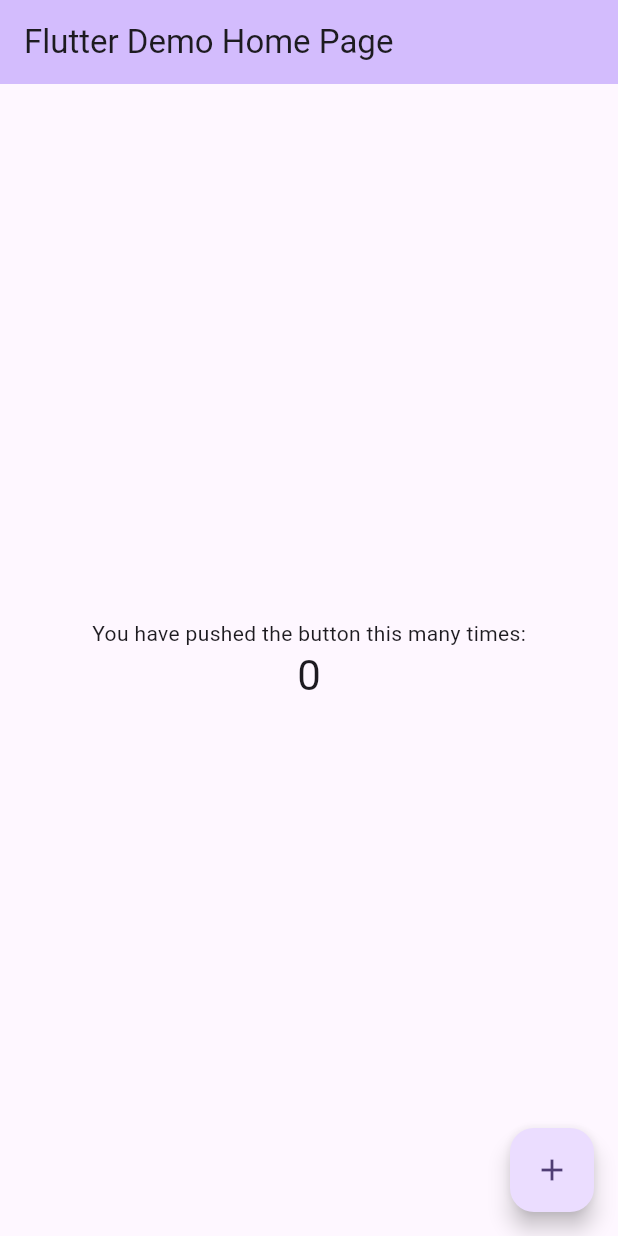
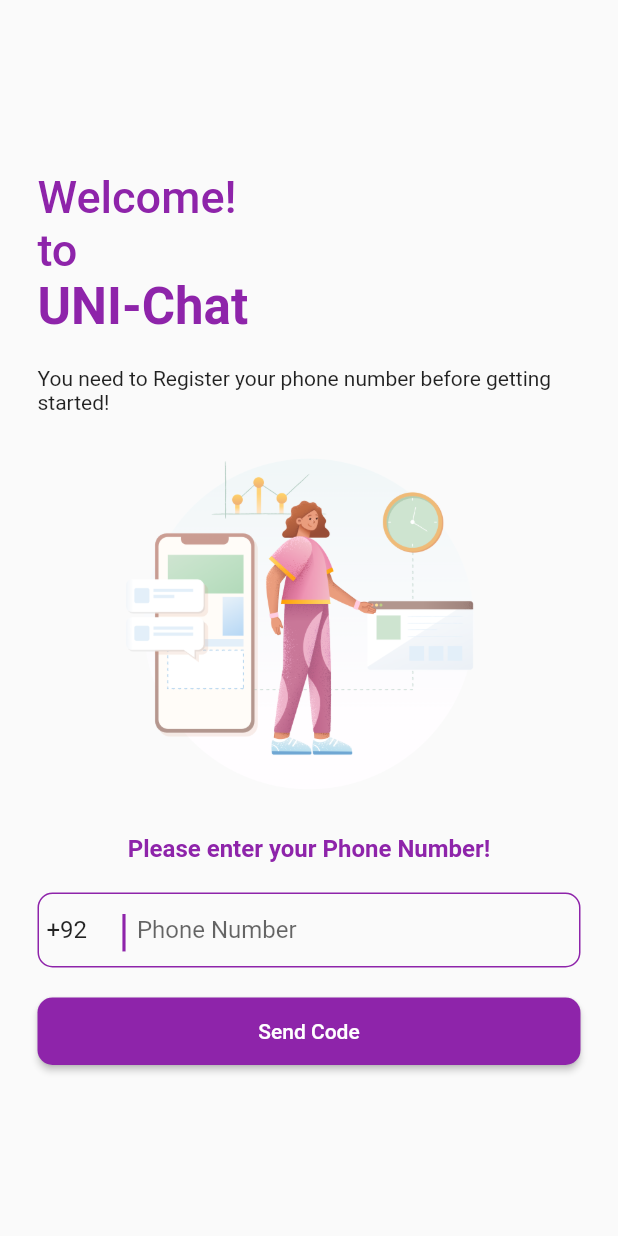
Before and after one commit to SyedFrazAli/uniChatFirebase, a Flutter app: the screen it shows after launch, on a phone screen of 412 x 824 dp. Run offline on Flutter 3.47's test engine with Material 2 defaults, Android fonts, the phone set to English and light mode, and no system bars; our stand-ins replace firebase_auth, firebase_core, flutter_dotenv, pinput; missing offline and left inert: zego_zimkit; accounts and stored records are empty.

Commit message:
recreated / reuploaded

```diff
--- a/unichat/lib/main.dart
+++ b/unichat/lib/main.dart
@@ -1,125 +1,82 @@
+// ignore_for_file: camel_case_types
+
+import 'package:firebase_auth/firebase_auth.dart';
+import 'package:firebase_core/firebase_core.dart';
 import 'package:flutter/material.dart';
+import 'package:unichat/config.dart';
+import 'package:unichat/home_screen.dart';
+import 'package:unichat/phone.dart';
+import 'package:zego_zimkit/zego_zimkit.dart';
+import 'firebase_options.dart';
 
-void main() {
-  runApp(const MyApp());
+void main() async {
+  WidgetsFlutterBinding.ensureInitialized();
+  await Firebase.initializeApp(
+    options: DefaultFirebaseOptions.currentPlatform,
+  );
+  await DataManagement.loadEnvFile;
+  final appId = DataManagement.getSecretData(StoredString.appId);
+  final appSignKey = DataManagement.getSecretData(StoredString.appSignKey);
+  await ZIMKit().init(
+    appID: int.parse(appId),
+    appSign: appSignKey,
+  );
+  runApp(const unichat());
 }
 
-class MyApp extends StatelessWidget {
-  const MyApp({super.key});
+class unichat extends StatefulWidget {
+  const unichat({super.key});
 
-  // This widget is the root of your application.
+  @override
+  State<unichat> createState() => _unichatState();
+}
+
+class _unichatState extends State<unichat> {
   @override
   Widget build(BuildContext context) {
     return MaterialApp(
-      title: 'Flutter Demo',
-      theme: ThemeData(
-        // This is the theme of your application.
-        //
-        // TRY THIS: Try running your application with "flutter run". You'll see
-        // the application has a blue toolbar. Then, without quitting the app,
-        // try changing the seedColor in the colorScheme below to Colors.green
-        // and then invoke "hot reload" (save your changes or press the "hot
-        // reload" button in a Flutter-supported IDE, or press "r" if you used
-        // the command line to start the app).
-        //
-        // Notice that the counter didn't reset back to zero; the application
-        // state is not lost during the reload. To reset the state, use hot
-        // restart instead.
-        //
-        // This works for code too, not just values: Most code changes can be
-        // tested with just a hot reload.
-        colorScheme: ColorScheme.fromSeed(seedColor: Colors.deepPurple),
-        useMaterial3: true,
+      debugShowCheckedModeBanner: false,
+      title: "Uni Chat",
+      builder: (context, child) => MediaQuery(
+        data: MediaQuery.of(context).copyWith(
+          textScaleFactor: 1.0,
+        ),
+        child: child!,
       ),
-      home: const MyHomePage(title: 'Flutter Demo Home Page'),
+      home: const AuthChecker(),
     );
   }
 }
 
-class MyHomePage extends StatefulWidget {
-  const MyHomePage({super.key, required this.title});
-
-  // This widget is the home page of your application. It is stateful, meaning
-  // that it has a State object (defined below) that contains fields that affect
-  // how it looks.
-
-  // This class is the configuration for the state. It holds the values (in this
-  // case the title) provided by the parent (in this case the App widget) and
-  // used by the build method of the State. Fields in a Widget subclass are
-  // always marked "final".
-
-  final String title;
-
-  @override
-  State<MyHomePage> createState() => _MyHomePageState();
-}
-
-class _MyHomePageState extends State<MyHomePage> {
-  int _counter = 0;
-
-  void _incrementCounter() {
-    setState(() {
-      // This call to setState tells the Flutter framework that something has
-      // changed in this State, which causes it to rerun the build method below
-      // so that the display can reflect the updated values. If we changed
-      // _counter without calling setState(), then the build method would not be
-      // called again, and so nothing would appear to happen.
-      _counter++;
-    });
-  }
+class AuthChecker extends StatelessWidget {
+  const AuthChecker({super.key});
 
   @override
   Widget build(BuildContext context) {
-    // This method is rerun every time setState is called, for instance as done
-    // by the _incrementCounter method above.
-    //
-    // The Flutter framework has been optimized to make rerunning build methods
-    // fast, so that you can just rebuild anything that needs updating rather
-    // than having to individually change instances of widgets.
-    return Scaffold(
-      appBar: AppBar(
-        // TRY THIS: Try changing the color here to a specific color (to
-        // Colors.amber, perhaps?) and trigger a hot reload to see the AppBar
-        // change color while the other colors stay the same.
-        backgroundColor: Theme.of(context).colorScheme.inversePrimary,
-        // Here we take the value from the MyHomePage object that was created by
-        // the App.build method, and use it to set our appbar title.
-        title: Text(widget.title),
-      ),
-      body: Center(
-        // Center is a layout widget. It takes a single child and positions it
-        // in the middle of the parent.
-        child: Column(
-          // Column is also a layout widget. It takes a list of children and
-          // arranges them vertically. By default, it sizes itself to fit its
-          // children horizontally, and tries to be as tall as its parent.
-          //
-          // Column has various properties to control how it sizes itself and
-          // how it positions its children. Here we use mainAxisAlignment to
-          // center the children vertically; the main axis here is the vertical
-          // axis because Columns are vertical (the cross axis would be
-          // horizontal).
-          //
-          // TRY THIS: Invoke "debug painting" (choose the "Toggle Debug Paint"
-          // action in the IDE, or press "p" in the console), to see the
-          // wireframe for each widget.
-          mainAxisAlignment: MainAxisAlignment.center,
-          children: <Widget>[
-            const Text(
-              'You have pushed the button this many times:',
+    return StreamBuilder<User?>(
+      stream: FirebaseAuth.instance.authStateChanges(),
+      builder: (context, snapshot) {
+        if (snapshot.connectionState == ConnectionState.waiting) {
+          // Show a loading indicator if the auth state is still loading
+          return const Scaffold(
+            body: Center(
+              child: CircularProgressIndicator(
+                color: Colors.deepPurple,
+              ),
             ),
-            Text(
-              '$_counter',
-              style: Theme.of(context).textTheme.headlineMedium,
-            ),
-          ],
-        ),
-      ),
-      floatingActionButton: FloatingActionButton(
-        onPressed: _incrementCounter,
-        tooltip: 'Increment',
-        child: const Icon(Icons.add),
-      ), // This trailing comma makes auto-formatting nicer for build methods.
+          );
+        } else {
+          // Check if the user is logged in or not
+          final user = snapshot.data;
+          if (user != null) {
+            // If user is logged in, show the LoginScreen
+            return const HomeScreen();
+          } else {
+            // If user is not logged in, show the SignUpScreen
+            return const SignUpScreen();
+          }
+        }
+      },
     );
   }
 }
--- /dev/null
+++ b/unichat/lib/phone.dart
@@ -0,0 +1,154 @@
+import 'package:flutter/foundation.dart';
+import 'package:flutter/material.dart';
+import 'package:firebase_auth/firebase_auth.dart';
+import 'package:unichat/otp_screen.dart';
+
+class SignUpScreen extends StatefulWidget {
+  const SignUpScreen({super.key});
+  static String verify = "";
+  @override
+  State<SignUpScreen> createState() => _SignUpScreenState();
+}
+
+class _SignUpScreenState extends State<SignUpScreen> {
+  TextEditingController countryCode = TextEditingController();
+  TextEditingController phoneNumberController = TextEditingController();
+
+  final FirebaseAuth _auth = FirebaseAuth.instance;
+
+  @override
+  void initState() {
+    countryCode.text = '+92';
+    super.initState();
+  }
+
+  @override
+  Widget build(BuildContext context) {
+    return Scaffold(
+      body: Container(
+        margin: const EdgeInsets.only(left: 25, right: 25),
+        alignment: Alignment.center,
+        child: SingleChildScrollView(
+          child: Column(
+            mainAxisAlignment: MainAxisAlignment.center,
+            children: [
+             const Row(
+              children: [
+                Text(
+                'Welcome! \nto',
+                style: TextStyle(
+                    fontSize: 30,
+                    fontWeight: FontWeight.w500,
+                    color: Color.fromRGBO(142, 36, 170, 1)),
+              ),
+              ],
+             ),
+             const Row(
+              children: [
+                Text(
+                'UNI-Chat',
+                style: TextStyle(
+                    fontSize: 34,
+                    fontWeight: FontWeight.bold,
+                    color: Color.fromRGBO(142, 36, 170, 1)),
+              ),
+              ],
+             ),
+              const SizedBox(height: 20),
+              const Text(
+                'You need to Register your phone number before getting started!',
+                style: TextStyle(fontSize: 14),
+              ),
+              Image.asset(
+                'assets/sapiens.png',
+                width: 300,
+                height: 280,
+              ),
+              Text(
+                'Please enter your Phone Number!',
+                style: TextStyle(
+                    fontSize: 16,
+                    fontWeight: FontWeight.bold,
+                    color: Colors.purple.shade600),
+              ),
+              const SizedBox(height: 20),
+              Container(
+                height: 50,
+                decoration: BoxDecoration(
+                    border: Border.all(width: 1, color: Colors.purple.shade600),
+                    borderRadius: BorderRadius.circular(10)),
+                child: Row(
+                  children: [
+                    const SizedBox(width: 5),
+                    SizedBox(
+                      width: 40,
+                      child: TextField(
+                        controller: countryCode,
+                        decoration: const InputDecoration(border: InputBorder.none),
+                      ),
+                    ),
+                    const SizedBox(width: 8),
+                    Text(
+                      '|',
+                      style: TextStyle(
+                          color: Colors.purple.shade600, fontSize: 30),
+                    ),
+                    const SizedBox(width: 5),
+                    Expanded(
+                      child: TextField(
+                        keyboardType: TextInputType.phone,
+                        controller: phoneNumberController,
+                        decoration: const InputDecoration(
+                            border: InputBorder.none, hintText: 'Phone Number'),
+                      ),
+                    ),
+                  ],
+                ),
+              ),
+              const SizedBox(height: 20),
+              SizedBox(
+                height: 45,
+                width: double.infinity,
+                child: ElevatedButton(
+                  onPressed: () async {
+                    String countryCodeValue = countryCode.text.trim();
+                    String phoneNumberValue = phoneNumberController.text.trim();
+                    String phoneNumber = countryCodeValue + phoneNumberValue;
+
+                    await _auth.verifyPhoneNumber(
+                      phoneNumber: phoneNumber,
+                      verificationCompleted: (PhoneAuthCredential credential) async {
+                        await _auth.signInWithCredential(credential);
+                      },
+                      verificationFailed: (FirebaseAuthException e) {
+                        if (e.code == 'invalid-phone-number') {
+                          if (kDebugMode) {
+                            print('The provided phone number is not valid.');
+                          }
+                        }
+                      },
+                     codeSent: (String verificationId, int? resendToken) {
+  SignUpScreen.verify = verificationId;
+  Navigator.push(
+    context,
+    MaterialPageRoute(builder: (context) => OtpScreen(phoneNumber: phoneNumber)),
+  );
+},
+
+                      codeAutoRetrievalTimeout: (String verificationId) {},
+                    );
+                  },
+                  style: ElevatedButton.styleFrom(
+                      backgroundColor: Colors.purple.shade600,
+                      shape: RoundedRectangleBorder(
+                          borderRadius: BorderRadius.circular(10))),
+                  child: const Text('Send Code'),
+                ),
+              ),
+            ],
+          ),
+        ),
+      ),
+    );
+  }
+}
```
Also changed, not shown: unichat/lib/chat_popup_option.dart (added, +66 -0 lines), unichat/lib/config.dart (added, +18 -0 lines), unichat/lib/home_screen.dart (added, +78 -0 lines), unichat/lib/otp_screen.dart (added, +158 -0 lines), unichat/lib/profile_setup_screen.dart (added, +55 -0 lines), unichat/assets/icon/icon1.png (added), unichat/assets/p1.png (added), unichat/assets/p2.svg (added), unichat/assets/phone.svg (added), unichat/assets/sapiens.png (added), unichat/assets/uni.jpg (added), unichat/assets/uni1.jpg (added), unichat/lib/firebase_options.dart (added), 17 other files.
